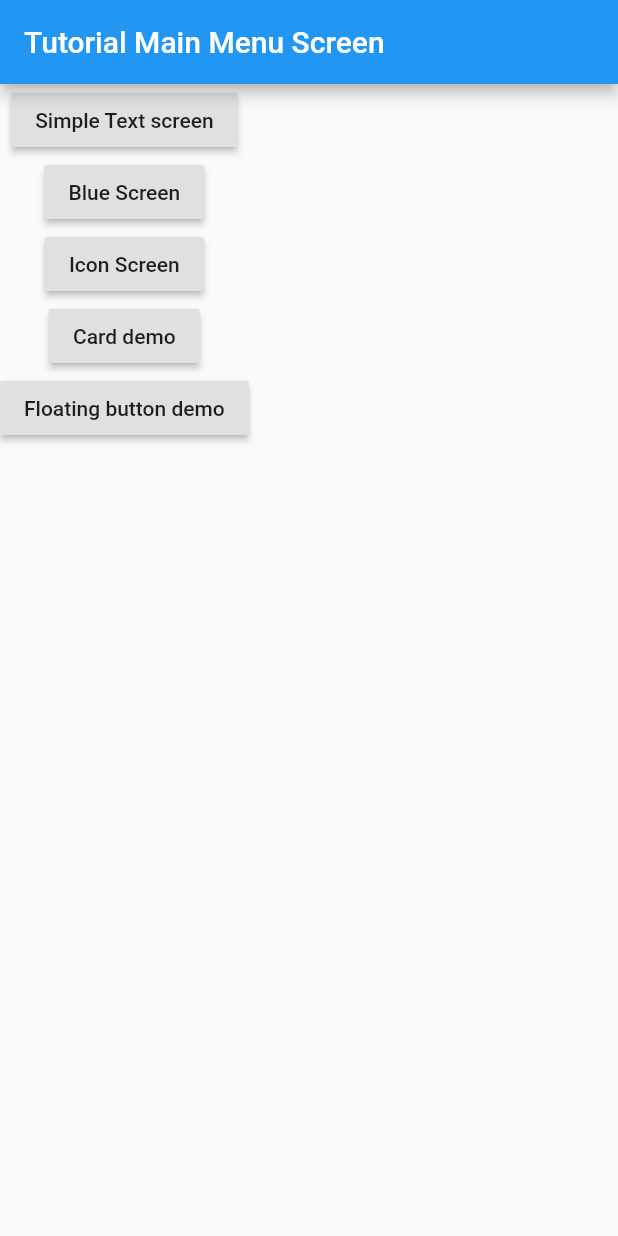
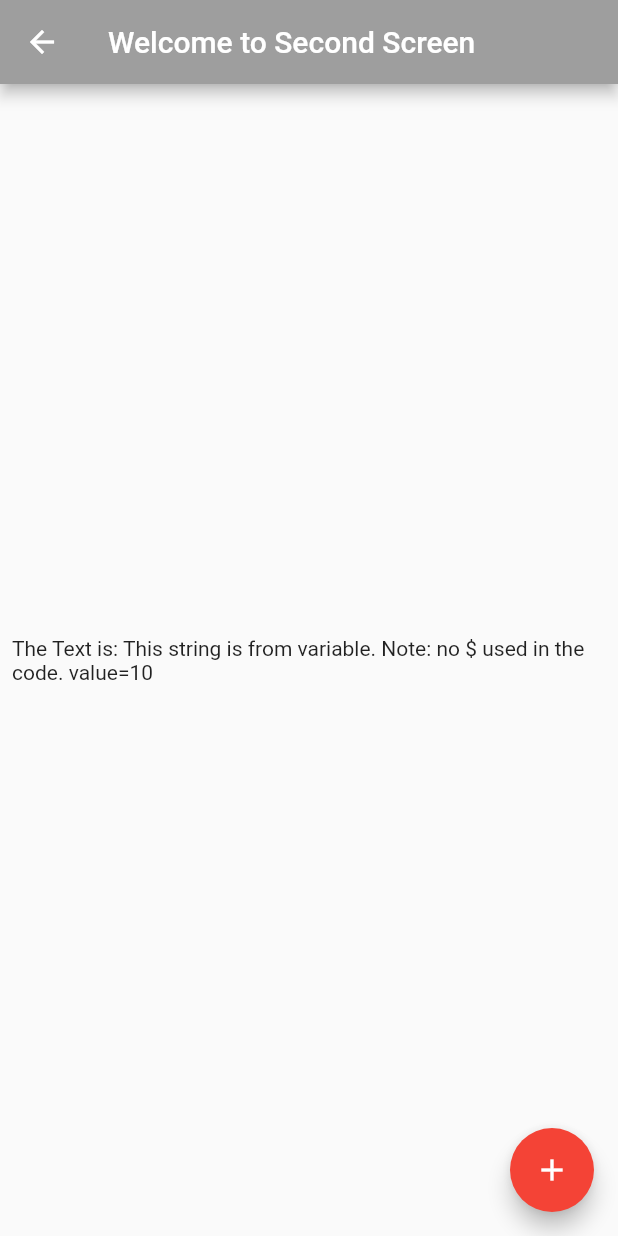
Before and after one commit to KK-MS/app_tutorial_flutter, a Flutter app: the screen it shows after launch, on a phone screen of 412 x 824 dp. Run offline on Flutter 3.47's test engine with Material 2 defaults, Android fonts, the phone set to English and light mode, and no system bars.

Commit message:
1. Cleanup the code. 2. Added print in the floating button.

```diff
--- a/lib/05_New_Screen.dart
+++ /dev/null
@@ -1,26 +0,0 @@
-import 'package:flutter/material.dart';
-
-class SecondScreen extends StatelessWidget {
-  @override
-  Widget build(BuildContext context) {
-    return  Scaffold(
-       appBar: AppBar(backgroundColor: Colors.grey,
-      title: Text('Welcome to Second Screen'),
-       ),
-        body: Center(
-          child: Padding(
-            padding: const EdgeInsets.all(8.0),
-            child: Text('Please prssed this button',),
-          ),
-        ),
-      floatingActionButton: FloatingActionButton(
-        backgroundColor: Colors.red,
-      child: Icon(Icons.add,
-      ),
-        onPressed: (){
-
-        }
-      ),
-      );
-  }
-}
--- /dev/null
+++ b/lib/06_floating_btn.dart
@@ -0,0 +1,36 @@
+import 'package:flutter/material.dart';
+
+class FloatingBtnDemo extends StatelessWidget {
+
+  int value = 10;
+  final String strDisp = "This string is from variable. Note: no \$ used in the code";
+  @override
+  Widget build(BuildContext context) {
+    return Scaffold(
+      appBar: AppBar(
+        backgroundColor: Colors.grey,
+        title: Text('Welcome to Second Screen'),
+      ),
+      body: Center(
+        child: Padding(
+          padding: const EdgeInsets.all(8.0),
+          child: Text(
+           'The Text is: $strDisp. value=$value',
+//            'Current value is $value',
+          ),
+        ),
+      ),
+      floatingActionButton: FloatingActionButton(
+          backgroundColor: Colors.red,
+          child: Icon(
+            Icons.add,
+          ),
+          onPressed: () {
+            value += 9;
+            print("Floating btn pressed. Value = $value");
+          }
+
+          ),
+    );
+  }
+}
--- a/lib/main.dart
+++ b/lib/main.dart
@@ -5,7 +5,7 @@ import '02_simple_text_screen.dart';
 import '03_blue_screen.dart';
 import '04_icon_screen.dart';
 import '05_card_widget.dart';
-import '05_New_Screen.dart';
+import '06_floating_btn.dart';
 
 // main function
 // Start the app with the "/" named route. In this case, the app starts
@@ -23,14 +23,15 @@ class MyAppMain extends StatelessWidget {
     print('Named Routes Demo');
     return (MaterialApp(
       title: 'Named Routes Demo',
-      initialRoute: '/',
+      initialRoute: '/06Floating',
       routes: {
         '/': (context) => MainMenuScreen(),
         '/simple_text': (context) => SimpleTextScreen(),
         '/03Blue': (context) => BlueScreen(),
         '/04Icon': (context) => IconScreen(),
         '/05Card': (context) => CardWidget(),
-        '/05Floating': (context) => SecondScreen(),
+        '/06Floating': (context) => FloatingBtnDemo(),
+//        '/07State': (context) => StateDemo(),
         //'/06Floating': (context) => FloatingWidget(),
       },
     ));
@@ -114,7 +115,7 @@ class MainMenuScreen extends StatelessWidget {
       onPressed: () {
         print("On pressed btn floating btn ");
         // Navigate to the second screen using a named route.
-        Navigator.pushNamed(context, '/05Floating');
+        Navigator.pushNamed(context, '/06Floating');
       },
     );
   }
```
Also changed, not shown: lib/06_New_Screen.dart (deleted, +0 -26 lines).
